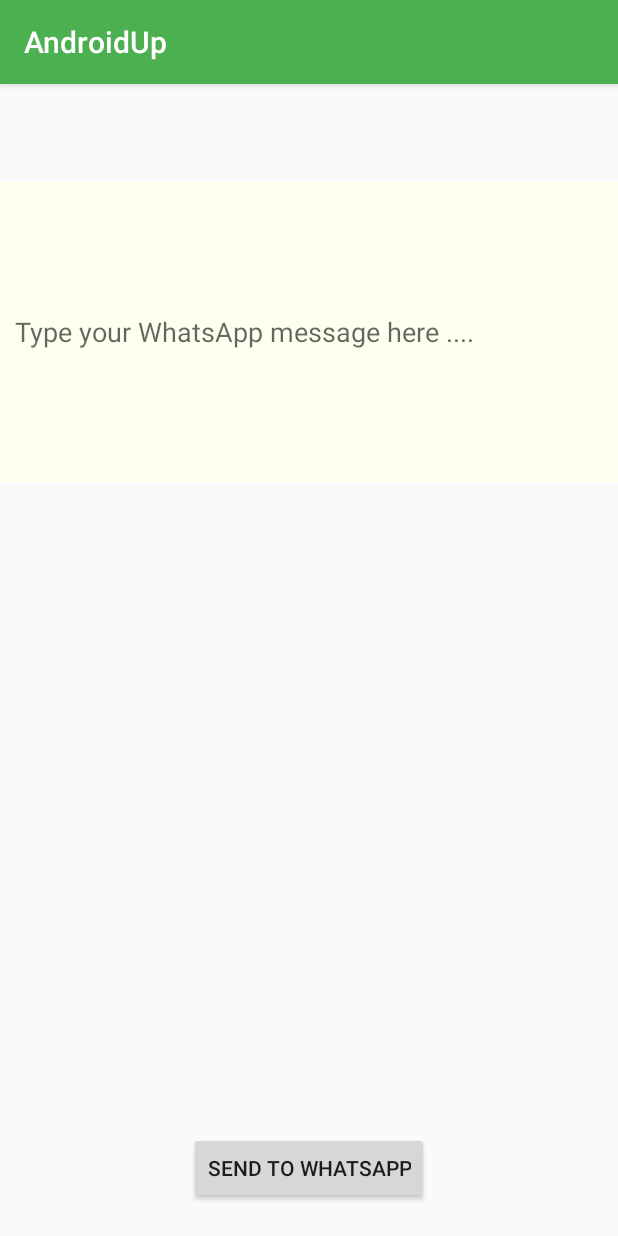
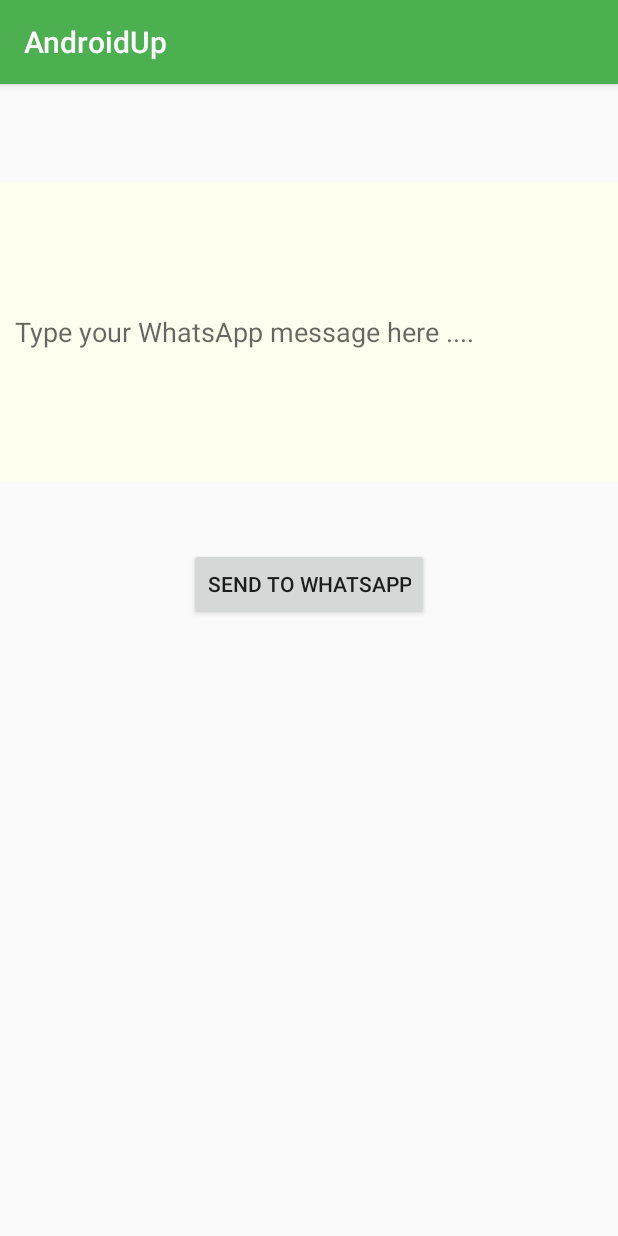
Before and after one commit to micoru90/AndroidUp_public, an Android app: the fragment CompartirFragment shown on its own in the app's theme, on a phone screen of 412 x 824 dp. Run offline under Robolectric (Android 15) with nearby library versions, the phone set to English and light mode, and no system bars.

Commit message:
Change InviteFriends to CompartirFragment
- Changes on names

```diff
--- a/app/src/main/java/com/miyu/androidup/activities/MainActivity.java
+++ b/app/src/main/java/com/miyu/androidup/activities/MainActivity.java
@@ -20,7 +20,7 @@ import android.widget.TextView;
 import com.miyu.androidup.R;
 import com.miyu.androidup.fragments.GlosarioFragment;
 import com.miyu.androidup.fragments.HomeFragment;
-import com.miyu.androidup.fragments.InviteFriendsFragment;
+import com.miyu.androidup.fragments.CompartirFragment;
 import com.miyu.androidup.fragments.LoginFragment;
 import com.miyu.androidup.fragments.PerfilFragment;
 
@@ -176,7 +176,7 @@ public class MainActivity extends AppCompatActivity implements NavigationView.On
                 break;
 
             case R.id.nav_comparte:
-                fragment = new InviteFriendsFragment();
+                fragment = new CompartirFragment();
                 setCheckedAndChekacle(R.id.nav_comparte, true);
                 title = "Comparte";
                 break;
--- a/app/src/main/java/com/miyu/androidup/fragments/InviteFriendsFragment.java
+++ b/app/src/main/java/com/miyu/androidup/fragments/CompartirFragment.java
@@ -15,14 +15,14 @@ import com.miyu.androidup.R;
 /**
  * Created by Mireia on 25/04/2016.
  */
-public class InviteFriendsFragment extends Fragment {
+public class CompartirFragment extends Fragment {
 
     private EditText message;
 
     @Nullable
     @Override
     public View onCreateView(LayoutInflater inflater, ViewGroup container, Bundle savedInstanceState) {
-        View v = inflater.inflate(R.layout.invitefriends_layout,container,false);
+        View v = inflater.inflate(R.layout.compartir_layout,container,false);
 
         message = (EditText) v.findViewById(R.id.message);
         Button button = (Button) v.findViewById(R.id.button);
--- a/app/src/main/res/layout/invitefriends_layout.xml
+++ b/app/src/main/res/layout/compartir_layout.xml
@@ -22,10 +22,10 @@
         android:id="@+id/button"
         android:layout_width="wrap_content"
         android:layout_height="wrap_content"
-        android:layout_alignParentBottom="true"
+        android:onClick="sendMessae"
+        android:text="Send to WhatsApp"
+        android:layout_below="@+id/message"
         android:layout_centerHorizontal="true"
-        android:onClick="sendMessae"
-        android:layout_marginBottom="21dp"
-        android:text="Send to WhatsApp" />
+        android:layout_marginTop="44dp"/>
 
 </RelativeLayout>
```
